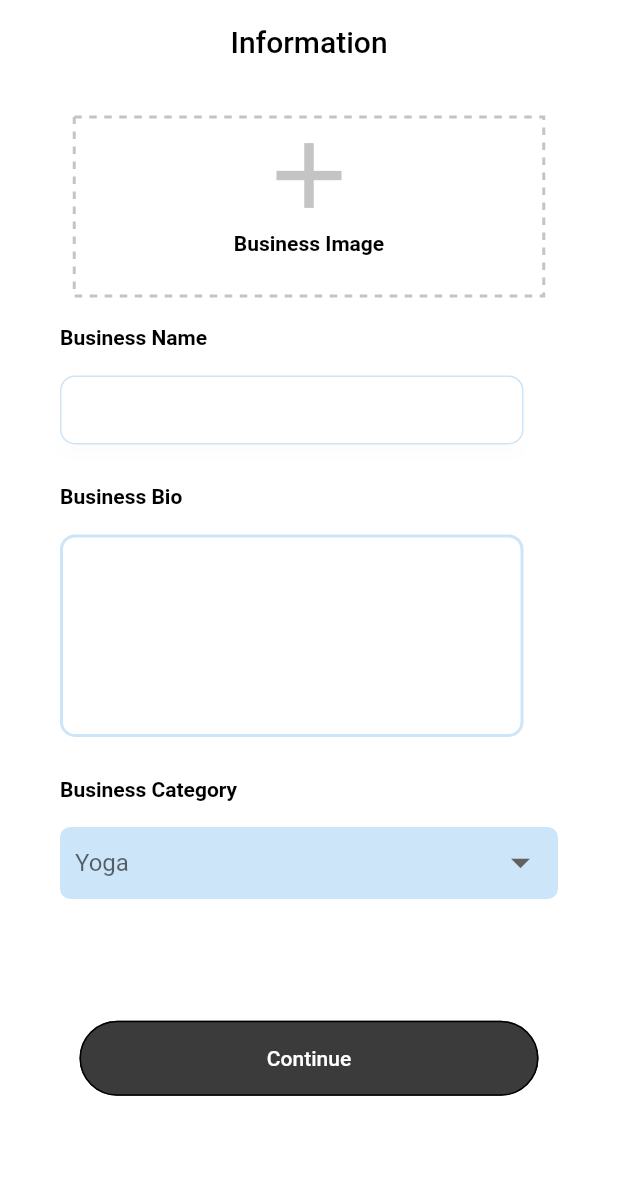
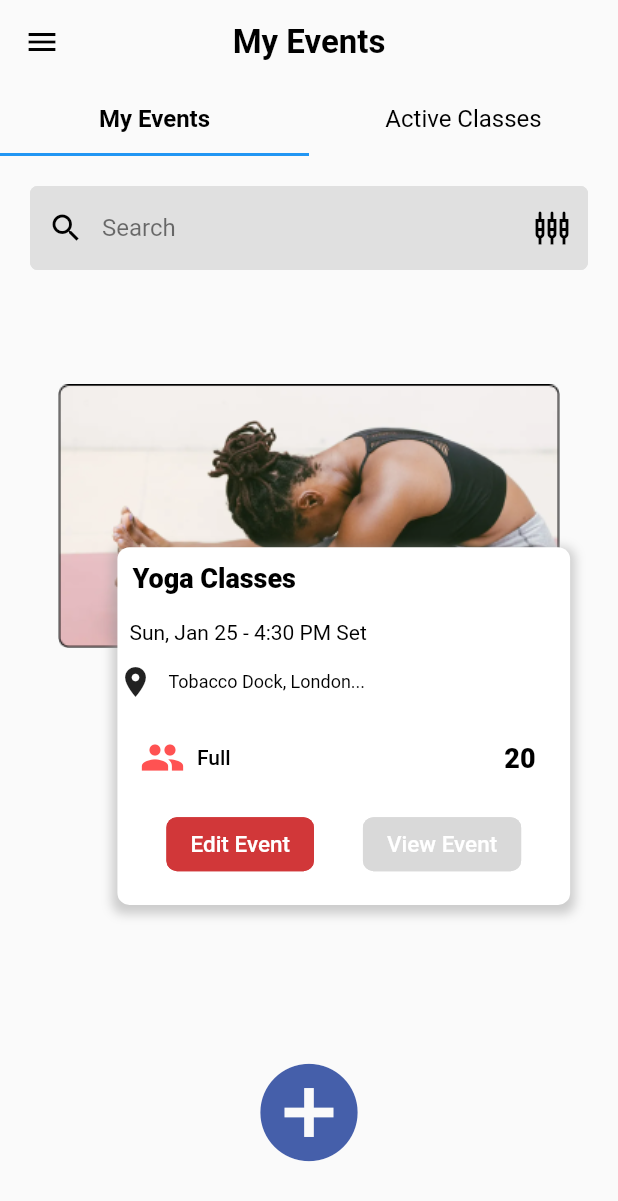
Before and after one commit to dexzter07/Fitness_app, a Flutter app: the screen it shows after launch, on a phone screen of 412 x 824 dp. Shown: the top 1201 px of the screen. Run offline on Flutter 3.47's test engine with Material 2 defaults, Android fonts, the phone set to English and light mode, and no system bars; drawn by our look-alikes of dotted_border; our stand-ins replace image_picker, splashscreen; Roboto replaces fonts that are missing (Poppins).

Commit message:
main page added

```diff
--- a/lib/accounts/login.dart
+++ b/lib/accounts/login.dart
@@ -23,8 +23,8 @@ class _LoginDanceState extends State<LoginDance> {
       ),
       child: Scaffold(
         backgroundColor: Colors.transparent,
-        body: Column(
-          crossAxisAlignment: CrossAxisAlignment.start,
+        body: ListView(
+
           children: [
             SizedBox(height: 70,),
             Padding(
@@ -63,7 +63,7 @@ class _LoginDanceState extends State<LoginDance> {
                     obscureText: false,
 
                     style: TextStyle(
-                      height: 0.8,
+                      height: 1,
 
                     ),
 
@@ -119,7 +119,7 @@ class _LoginDanceState extends State<LoginDance> {
                     obscureText: true,
                     obscuringCharacter: "*",
                     style: TextStyle(
-                      height: 0.8,
+                      height: 1,
 
                     ),
 
@@ -151,7 +151,7 @@ class _LoginDanceState extends State<LoginDance> {
                 ),
               ),
             ),
-            SizedBox(height: 30,),
+            SizedBox(height: MediaQuery.of(context).size.height * 0.03,),
             Center(
               child: SizedBox(
                 width: 306,
@@ -170,7 +170,7 @@ class _LoginDanceState extends State<LoginDance> {
                 ),
               ),
             ),
-            SizedBox(height: 40,),
+            SizedBox(height: MediaQuery.of(context).size.height*0.04,),
 
             Center(
               child: InkWell(
--- a/lib/components/bankdetails.dart
+++ b/lib/components/bankdetails.dart
@@ -1,3 +1,4 @@
+import 'package:dance_id_user/components/success.dart';
 import 'package:flutter/material.dart';
 
 class BankDetails extends StatefulWidget {
@@ -318,7 +319,7 @@ class _BankDetailsState extends State<BankDetails> {
                     style: BorderStyle.solid
                 ), borderRadius: BorderRadius.circular(33.33)),
                 onPressed: (){
-                  // Navigator.push(context,MaterialPageRoute(builder: (context) => Danceidprofile3()));
+                  Navigator.push(context,MaterialPageRoute(builder: (context) => DanceIdSuccess()));
                 },
               ),
             ),
--- /dev/null
+++ b/lib/components/mainpage.dart
@@ -0,0 +1,323 @@
+import 'package:flutter/cupertino.dart';
+import 'package:flutter/material.dart';
+
+class MainPageDashboard extends StatefulWidget {
+  @override
+  _MainPageDashboardState createState() => _MainPageDashboardState();
+}
+
+class _MainPageDashboardState extends State<MainPageDashboard> {
+  @override
+  Widget build(BuildContext context) {
+    return DefaultTabController(
+        length: 2,
+        child: Scaffold(
+          appBar: AppBar(
+            title: Text("My Events", style: TextStyle(fontSize: 22,fontWeight: FontWeight.w600, color: Colors.black),),
+            backgroundColor: Colors.transparent,
+            iconTheme: IconThemeData(color: Colors.black),
+            centerTitle: true,
+            elevation: 0,
+            bottom: const TabBar(
+              tabs: [
+                Tab(child: Text("My Events", style: TextStyle(fontSize: 16,fontWeight: FontWeight.w700, color: Colors.black),),),
+                Tab(child: Text("Active Classes", style: TextStyle(fontSize: 16,fontWeight: FontWeight.w400, color: Colors.black),),),
+
+
+              ],
+            ),
+
+          ),
+          drawer:  new Drawer(
+            child: new ListView(
+              children: [
+//            header
+                new Container(
+                  height: MediaQuery.of(context).size.height * 0.15,
+                  child: new UserAccountsDrawerHeader(
+                    decoration: BoxDecoration(
+
+                        color: Colors.white38
+                    ),
+                  ),
+                ),
+                Divider(color: Colors.black,),
+                InkWell(
+                  onTap: (){},
+                  child: ListTile(
+                    title: Text('Home'),
+                    leading: Icon(Icons.home,),
+                    trailing: Icon(Icons.arrow_forward_ios,),
+                  ),
+                ),
+                Divider(color: Colors.black,),
+                InkWell(
+                  onTap: (){},
+                  child: ListTile(
+                    title: Text('Manage Events'),
+                    leading: Icon(Icons.person,),
+                    trailing: Icon(Icons.arrow_forward_ios,),
+                  ),
+                ),
+                Divider(color: Colors.black,),
+                InkWell(
+                  onTap: (){},
+                  child: ListTile(
+                    title: Text('Manage Products'),
+                    leading: Icon(Icons.shopping_cart,),
+                    trailing: Icon(Icons.arrow_forward_ios,),
+                  ),
+                ),
+                Divider(color: Colors.black,),
+                InkWell(
+                  onTap: (){},
+                  child: ListTile(
+                    title: Text('Manage Offer & Deals'),
+                    leading: Icon(Icons.category,),
+                    trailing: Icon(Icons.arrow_forward_ios,),
+                  ),
+                ),
+                Divider(color: Colors.black,),
+                InkWell(
+                  onTap: (){},
+                  child: ListTile(
+                    title: Text('Manage Employee'),
+                    leading: Icon(Icons.cached,),
+                    trailing: Icon(Icons.arrow_forward_ios,),
+                  ),
+                ),
+                Divider(color: Colors.black,),
+                InkWell(
+                  onTap: (){},
+                  child: ListTile(
+                    title: Text('Schedule'),
+                    leading: Icon(Icons.schedule,),
+                    trailing: Icon(Icons.arrow_forward_ios,),
+                  ),
+                ),
+                Divider(color: Colors.black,),
+                InkWell(
+                  onTap: (){},
+                  child: ListTile(
+                    title: Text('Change Language'),
+                    leading: Icon(Icons.info,),
+                    trailing: Icon(Icons.arrow_forward_ios,),
+                  ),
+                ),
+                SizedBox(height: MediaQuery.of(context).size.height * 0.05,),
+                Center(
+                  child: SizedBox(
+                    width: 149.28,
+                    height: 48.65,
+                    child: FlatButton(
+                      color: Color.fromRGBO(69, 95, 170, 1),
+                      child: Row(
+                        children: [
+                          Icon(Icons.logout, color: Colors.white,),
+                          SizedBox(width: 15,),
+                          Text("Logout", style: TextStyle(color: Colors.white,fontSize: 15, fontWeight: FontWeight.w500),),
+                        ],
+                      ),
+                      shape: RoundedRectangleBorder(side: BorderSide(
+                          color: Color.fromRGBO(69, 95, 170, 1),
+
+                          width: 1,
+                          style: BorderStyle.solid
+                      ), borderRadius: BorderRadius.circular(7)),
+                      onPressed: (){
+
+                      },
+                    ),
+                  ),
+                ),//
+              ],
+            ),
+          ),
+          body:TabBarView(
+            children: [
+              ListView(
+                children: [
+                  Padding(
+                    padding: const EdgeInsets.fromLTRB(20.0,20.0,20.0,20.0),
+                    child:Material(
+
+                      borderRadius: BorderRadius.circular(5),
+                      child: TextFormField(
+                        validator: (value){
+                          if (value.isEmpty){
+                            return 'Please enter the number';
+                          }
+                          return null;
+                        },
+                        keyboardType: TextInputType.text,
+                        obscureText: false,
+                        onChanged: (val) {
+
+                        },
+                        style: TextStyle(
+                          height: 1,
+
+                        ),
+
+
+                        decoration: InputDecoration(
+                          filled: true,
+                          fillColor: Color.fromRGBO(224, 224, 224, 1),
+                          enabledBorder: OutlineInputBorder(
+
+                              borderRadius: BorderRadius.all(Radius.circular(5.0)),
+                              borderSide: BorderSide(color: Color.fromRGBO(224, 224, 224, 1))
+
+                          ),
+                          focusedBorder: OutlineInputBorder(
+                              borderRadius: BorderRadius.all(Radius.circular(5.0)),
+                              borderSide: BorderSide(color: Color.fromRGBO(224, 224, 224, 1))
+                          ),
+
+                          prefixIcon: Icon(Icons.search, color: Colors.black),
+                          suffixIcon: Padding(
+                            padding: const EdgeInsets.all(8.0),
+                            child: Icon(Icons.settings_input_component_outlined, color: Colors.black,),
+                          ),
+
+                          hintText: "Search",
+
+                          hintStyle: TextStyle(
+
+                            color: Colors.black54,
+                            fontFamily:'Poppins',
+
+                          ),
+
+
+
+
+
+                        ),
+
+
+                      ),
+                    ),
+                  ),
+                  Stack(
+                    children: [
+                      Container(height: MediaQuery.of(context).size.height*0.5,
+                          width: MediaQuery.of(context).size.width),
+                      Image.asset("images/Rectangle.png",height: MediaQuery.of(context).size.height*0.35,
+                        width: MediaQuery.of(context).size.width,),
+                      Positioned(
+                        top: MediaQuery.of(context).size.height*0.2,
+                        left: MediaQuery.of(context).size.width*0.19,
+                        child: Container(
+                          decoration: BoxDecoration(
+                            color: Colors.white,
+                            borderRadius: BorderRadius.all(Radius.circular(8)),
+                            boxShadow: [
+                              BoxShadow(
+                                color: Colors.grey.withOpacity(0.5),
+                                spreadRadius: 3,
+                                blurRadius: 5,
+                                offset: Offset(0, 3), // changes position of shadow
+                              ),
+                            ],
+                          ),
+
+                          height: 238.45,width: 301.81,
+                          child: Column(
+                            crossAxisAlignment: CrossAxisAlignment.start,
+                            children: [
+                              Padding(
+                                padding: const EdgeInsets.all(10.0),
+                                child: Text("Yoga Classes", style: TextStyle(color: Colors.black,fontSize: 18, fontWeight: FontWeight.w900),),
+                              ),
+                              Padding(
+                                padding: const EdgeInsets.all(8.0),
+                                child: Text("Sun, Jan 25 - 4:30 PM Set", style: TextStyle(color: Colors.black,fontSize: 14, fontWeight: FontWeight.w400),),
+                              ),
+                              Row(
+                                children: [
+                                  Icon(Icons.location_on),
+                                  Padding(
+                                    padding: const EdgeInsets.all(10.0),
+                                    child: Text("Tobacco Dock, London...", style: TextStyle(color: Colors.black,fontSize: 12, fontWeight: FontWeight.w400),),
+                                  ),
+                                ],
+                              ),
+                              Padding(
+                                padding: const EdgeInsets.all(15.0),
+                                child: Row(
+                                  mainAxisAlignment: MainAxisAlignment.spaceBetween,
+                                  children: [
+                                    Row(
+                                      children: [
+                                        Icon(Icons.people, size: 30, color: Colors.redAccent,),
+                                        Padding(
+                                          padding: const EdgeInsets.all(8.0),
+                                          child: Text("Full", style: TextStyle(color: Colors.black,fontSize: 14, fontWeight: FontWeight.w500),),
+                                        ),
+                                      ],
+                                    ),
+                                    Padding(
+                                      padding: const EdgeInsets.all(8.0),
+                                      child: Text("20", style: TextStyle(color: Colors.black,fontSize: 18, fontWeight: FontWeight.w900),),
+                                    ),
+                                  ],
+                                ),
+
+                              ),
+                              Row(
+                                mainAxisAlignment: MainAxisAlignment.spaceEvenly,
+                                children: [
+                                  FlatButton(
+                                    color: Color.fromRGBO(209, 55, 57, 1),
+                                    child: Text("Edit Event", style: TextStyle(color: Colors.white,fontSize: 15, fontWeight: FontWeight.w500),),
+                                    shape: RoundedRectangleBorder(side: BorderSide(
+                                        color: Color.fromRGBO(209, 55, 57, 1),
+
+                                        width: 1,
+                                        style: BorderStyle.solid
+                                    ), borderRadius: BorderRadius.circular(7)),
+                                    onPressed: (){
+
+                                    },
+                                  ),
+                                  FlatButton(
+                                    color: Color.fromRGBO(217, 217, 217, 1),
+                                    child: Text("View Event", style: TextStyle(color: Colors.white,fontSize: 15, fontWeight: FontWeight.w500),),
+                                    shape: RoundedRectangleBorder(side: BorderSide(
+                                        color: Color.fromRGBO(217, 217, 217, 1),
+
+                                        width: 1,
+                                        style: BorderStyle.solid
+                                    ), borderRadius: BorderRadius.circular(7)),
+                                    onPressed: (){
+
+                                    },
+                                  ),
+                                ],
+                              )
+
+                            ],
+                          ),
+                        ),
+                      )
+                    ],
+                  ),
+                  SizedBox(height: MediaQuery.of(context).size.height *0.10,),
+                  IconButton(icon: Icon(Icons.add_circle),
+                      color: Color.fromRGBO(69, 95, 170, 1),
+                      iconSize: 78,
+                      onPressed: (){})
+                ],
+              ),
+
+              Icon(Icons.directions_transit),
+
+            ],
+          ),
+        ),
+      );
+
+
+  }
+}
--- a/lib/components/profile1.dart
+++ b/lib/components/profile1.dart
@@ -237,7 +237,7 @@ class _DanceIdprofile1State extends State<DanceIdprofile1> {
 
 
                   dropdownColor: Colors.white,
-hint: Text("Yoga"),
+                  hint: Text("Yoga"),
                   icon: Icon(Icons.arrow_drop_down),
                   iconSize: 30.0,
                   isExpanded: true,
--- /dev/null
+++ b/lib/components/success.dart
@@ -0,0 +1,64 @@
+import 'package:dance_id_user/accounts/login.dart';
+import 'package:flutter/cupertino.dart';
+import 'package:flutter/material.dart';
+
+class DanceIdSuccess extends StatefulWidget {
+  @override
+  _DanceIdSuccessState createState() => _DanceIdSuccessState();
+}
+
+class _DanceIdSuccessState extends State<DanceIdSuccess> {
+  @override
+  Widget build(BuildContext context) {
+    return Container(
+      child: Scaffold(
+        body: Column(
+          children: [
+            SizedBox(height: MediaQuery.of(context).size.height * .35,),
+            Center(
+              child: Container(
+                decoration: BoxDecoration(
+                  color: Color.fromRGBO(26, 194, 43, 1),
+                  borderRadius: BorderRadius.circular(500),
+                ),
+                child: Padding(
+                  padding: const EdgeInsets.all(10.0),
+                  child: Icon(
+                      Icons.check,
+                      size: 52,
+                      color: Colors.white
+                  ),
+                ),
+              ),
+
+            ),
+            Padding(
+              padding: const EdgeInsets.all(8.0),
+              child: Text("Waiting for admin ", style: TextStyle(fontSize: 26, fontWeight: FontWeight.w600),),
+            ),
+            SizedBox(height: MediaQuery.of(context).size.height * 0.25,),
+            Center(
+              child: SizedBox(
+                width: 309,
+                height: 50,
+                child: FlatButton(
+                  color: Color.fromRGBO(59, 59, 59, 1),
+                  child: Text("Back to login", style: TextStyle(color: Colors.white),),
+                  shape: RoundedRectangleBorder(side: BorderSide(
+                      color: Colors.black,
+                      width: 1,
+                      style: BorderStyle.solid
+                  ), borderRadius: BorderRadius.circular(33.33)),
+                  onPressed: (){
+                    Navigator.push(context,MaterialPageRoute(builder: (context) => LoginDance()));
+                  },
+                ),
+              ),
+            ),//
+            SizedBox(height: 10,)
+          ],
+        ),
+      ),
+    );
+  }
+}
--- a/lib/main.dart
+++ b/lib/main.dart
@@ -3,6 +3,7 @@ import 'package:flutter/material.dart';
 import 'package:splashscreen/splashscreen.dart';
 
 import 'components/home.dart';
+import 'components/mainpage.dart';
 
 void main() {
   runApp(MyApp());
@@ -24,8 +25,8 @@ class Splash extends StatelessWidget {
   @override
   Widget build(BuildContext context) {
     return SplashScreen(
-      seconds: 1,
-      navigateAfterSeconds:DanceIdprofile1(),
+      seconds: 3,
+      navigateAfterSeconds:MainPageDashboard(),
       backgroundColor: Colors.grey[90],
 
       image : Image.asset("images/logo.png", width: 190.03, height: 168.15,),
```
Also changed, not shown: images/Rectangle.png (added).
